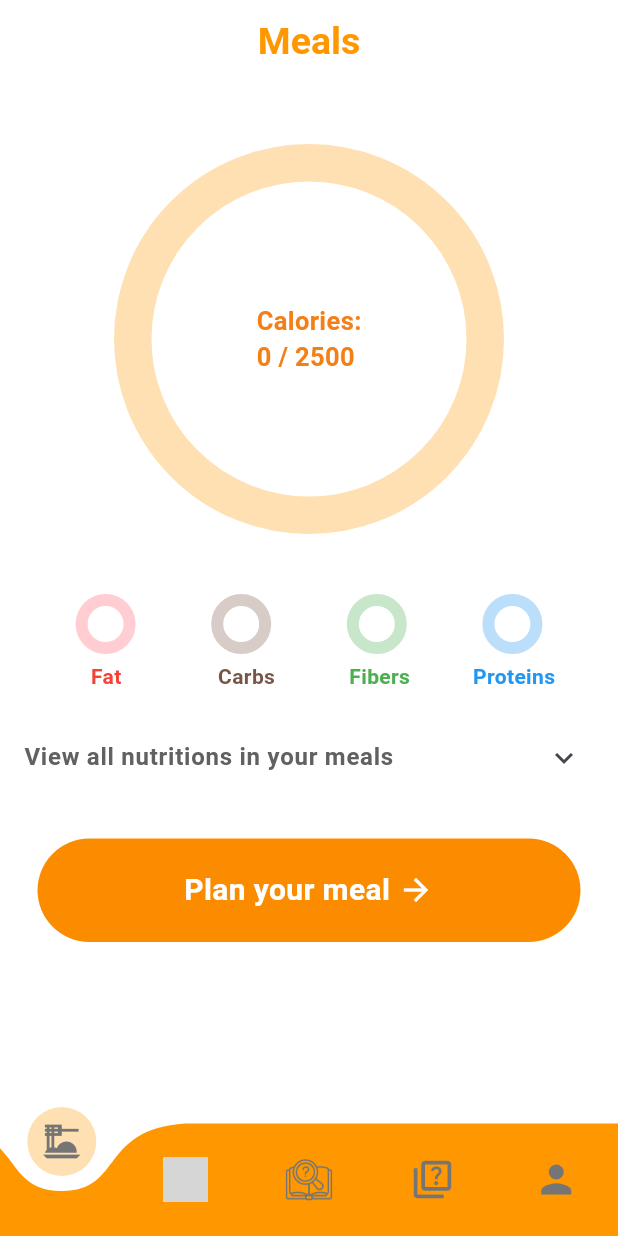
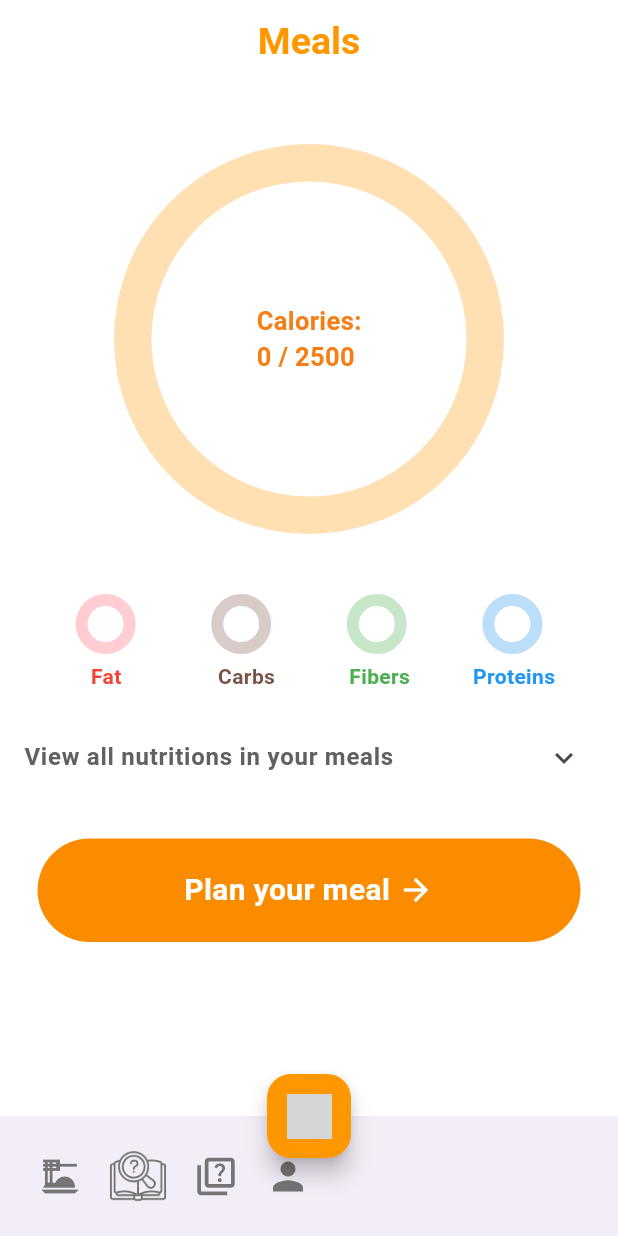
Before and after one commit to qu-ngx/DeFat, a Flutter app: the HomePage screen opened directly, on a phone screen of 412 x 824 dp. Run offline on Flutter 3.47's test engine with Material 3 defaults, Android fonts, the phone set to English and light mode, and no system bars; drawn by our look-alikes of curved_navigation_bar, percent_indicator; our stand-ins replace cloud_firestore, firebase_auth, firebase_core, firebase_storage, google_sign_in, image_picker and 2 more; missing offline and left inert: tflite_flutter; accounts and stored records are empty; grey boxes are pictures that could not be loaded.

Commit message:
replaced with a faster UI Nav Bar

```diff
--- a/lib/pages/nav_pages.dart
+++ b/lib/pages/nav_pages.dart
@@ -1,4 +1,3 @@
-import 'package:curved_navigation_bar/curved_navigation_bar.dart';
 import 'package:nufit/pages/dictionary/dictionary_page.dart';
 import 'package:nufit/pages/food_detection/fd_front.dart';
 import 'package:nufit/pages/meal_planner/meal_planner_page.dart';
@@ -14,60 +13,149 @@ class HomePage extends StatefulWidget {
 }
 
 class _HomePageState extends State<HomePage> {
-  int _page = 0;
-  final GlobalKey<CurvedNavigationBarState> _bottomNavigationKey = GlobalKey();
+  //// Second Nav Bar
+  // int _page = 0;
+  // final GlobalKey<CurvedNavigationBarState> _bottomNavigationKey = GlobalKey();
+
+  PageController selectedPage = PageController(initialPage: 0);
+
   @override
   Widget build(BuildContext context) {
     return Scaffold(
-      key: _bottomNavigationKey,
-      body: const [
-        MealPlannerPage(),
-        FoodML(),
-        DictPage(),
-        QuizzPage(),
-        ProfilePage(),
-      ][_page],
       backgroundColor: Colors.transparent,
-      bottomNavigationBar: CurvedNavigationBar(
-          backgroundColor: Colors.transparent,
-          color: Colors.orange,
-          animationDuration: const Duration(milliseconds: 300),
-          buttonBackgroundColor: Colors.orange.shade100,
-          onTap: (index) {
-            setState(() {
-              _page = index;
-            });
-          },
-          items: [
-            Icon(
+      floatingActionButton: FloatingActionButton(
+        onPressed: () {
+          selectedPage.jumpToPage(2);
+        },
+        backgroundColor: Colors.orange,
+        child: Image.asset(
+          'assets/icons/home_camera.png',
+          width: 30,
+          height: 30,
+          color: Colors.grey.shade600,
+        ),
+      ),
+      floatingActionButtonLocation: FloatingActionButtonLocation.centerDocked,
+
+      bottomNavigationBar: BottomAppBar(
+        elevation: 5.0,
+        child: Row(children: [
+          IconButton(
+            iconSize: 30,
+            onPressed: () {
+              selectedPage.jumpToPage(0);
+            },
+            icon: Icon(
               Icons.dinner_dining_sharp,
-              size: 30,
               color: Colors.grey.shade600,
             ),
-            Image.asset(
-              'assets/icons/home_camera.png',
-              width: 30,
-              height: 30,
+          ),
+          IconButton(
+            iconSize: 30,
+            onPressed: () {
+              selectedPage.jumpToPage(1);
+            },
+            icon: Image.asset(
+              'assets/icons/dictionary.png',
               color: Colors.grey.shade600,
             ),
-            Image.asset(
-              'assets/icons/dictionary.png',
-              width: 33,
-              height: 33,
-              color: Colors.grey.shade600,
-            ),
-            Icon(
+          ),
+          IconButton(
+            iconSize: 30,
+            onPressed: () {
+              selectedPage.jumpToPage(3);
+            },
+            icon: Icon(
               Icons.quiz_outlined,
               size: 30,
               color: Colors.grey.shade600,
             ),
-            Icon(
+          ),
+          IconButton(
+            iconSize: 30,
+            onPressed: () {
+              selectedPage.jumpToPage(4);
+            },
+            icon: Icon(
               Icons.person,
               size: 30,
               color: Colors.grey.shade600,
             ),
-          ]),
+          ),
+        ]),
+      ),
 
+      body: PageView(
+        controller: selectedPage,
+        children: const <Widget>[
+          Center(
+            child: MealPlannerPage(),
+          ),
+          Center(
+            child: DictPage(),
+          ),
+          Center(
+            child: FoodML(),
+          ),
+          Center(
+            child: QuizzPage(),
+          ),
+          Center(
+            child: ProfilePage(),
+          ),
+        ],
+      ),
+
+      // key: _bottomNavigationKey,
+      // body: const [
+      //   MealPlannerPage(),
+      //   FoodML(),
+      //   DictPage(),
+      //   QuizzPage(),
+      //   ProfilePage(),
+      // ][_page],
+      // backgroundColor: Colors.transparent,
+      // bottomNavigationBar: CurvedNavigationBar(
+      //     backgroundColor: Colors.transparent,
+      //     color: Colors.orange,
+      //     animationDuration: const Duration(milliseconds: 300),
+      //     buttonBackgroundColor: Colors.orange.shade100,
+      //     onTap: (index) {
+      //       setState(() {
+      //         _page = index;
+      //       });
+      //     },
+      //     items: [
+      //       Icon(
+      //         Icons.dinner_dining_sharp,
+      //         size: 30,
+      //         color: Colors.grey.shade600,
+      //       ),
+      //       Image.asset(
+      //         'assets/icons/home_camera.png',
+      //         width: 30,
+      //         height: 30,
+      //         color: Colors.grey.shade600,
+      //       ),
+      //        Image.asset(
+      //         'assets/icons/dictionary.png',
+      //         width: 33,
+      //         height: 33,
+      //         color: Colors.grey.shade600,
+      //       ),
+      //       Icon(
+      //         Icons.quiz_outlined,
+      //         size: 30,
+      //         color: Colors.grey.shade600,
+      //       ),
+      //       Icon(
+      //         Icons.person,
+      //         size: 30,
+      //         color: Colors.grey.shade600,
+      //       ),
+      //     ]),
+
+      //// First Nav Bar
       // body: const [
       //   MealPlannerPage(),
       //   FoodML(),
```
